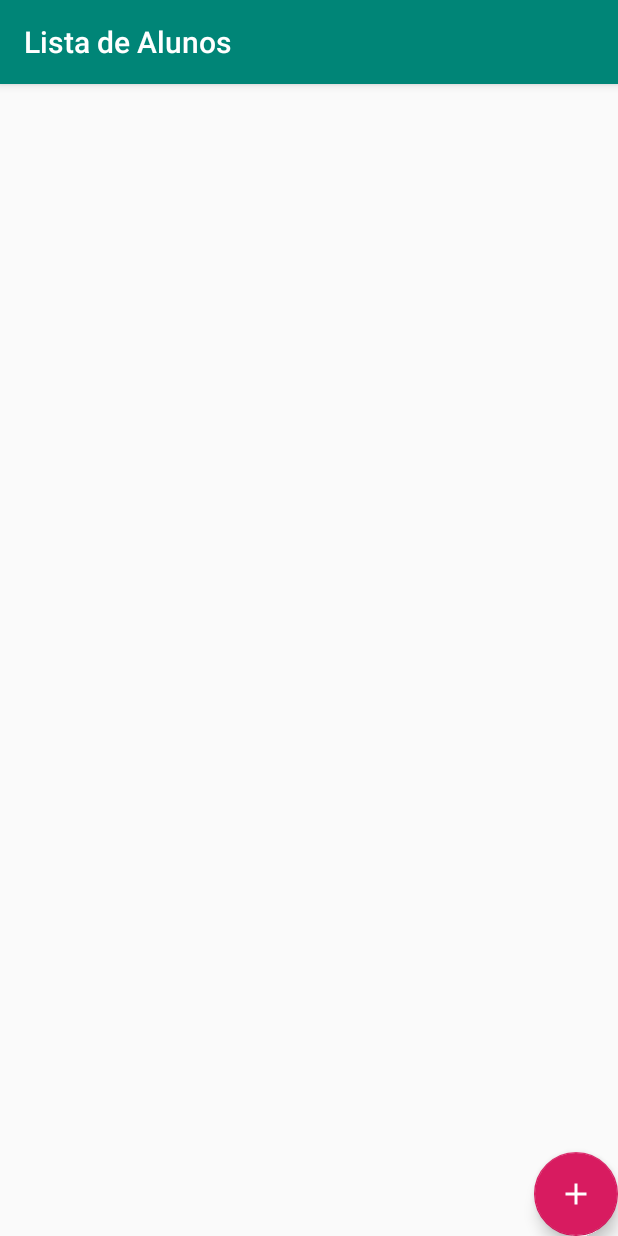
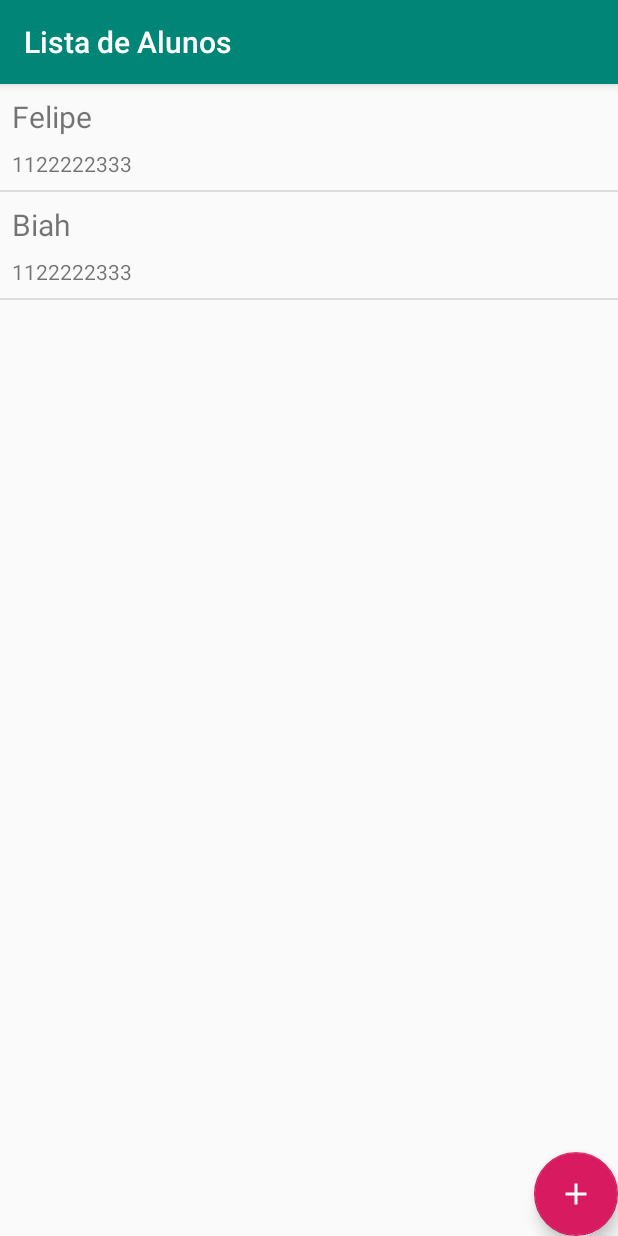
Before and after one commit to kvrscream/Agenda-Alura, an Android app: the screen it shows after launch (MainActivity), on a phone screen of 412 x 824 dp. Run offline under Robolectric (Android 15) with nearby library versions, the phone set to English and light mode, and no system bars.

```diff
--- a/app/src/main/AndroidManifest.xml
+++ b/app/src/main/AndroidManifest.xml
@@ -8,7 +8,9 @@
             android:label="@string/app_name"
             android:roundIcon="@mipmap/ic_launcher_round"
             android:supportsRtl="true"
-            android:theme="@style/AppTheme">
+            android:theme="@style/AppTheme"
+            android:name=".application.AgendaApplication"
+            >
         <activity android:name=".ui.activity.FormularioAlunoActivity">
         </activity>
         <activity android:name=".ui.activity.MainActivity">
--- /dev/null
+++ b/app/src/main/java/com/example/agenda/application/AgendaApplication.java
@@ -0,0 +1,22 @@
+package com.example.agenda.application;
+
+import android.app.Application;
+
+import com.example.agenda.dao.AlunoDAO;
+import com.example.agenda.model.Aluno.Aluno;
+
+public class AgendaApplication extends Application {
+
+
+    @Override
+    public void onCreate() {
+        super.onCreate();
+        carregaAlunosTeste();
+    }
+
+    private void carregaAlunosTeste() {
+        AlunoDAO dao = new AlunoDAO();
+        dao.salva(new Aluno("Felipe", "1122222333", "fel@ipe.com.br"));
+        dao.salva(new Aluno("Biah", "1122222333", "bi@ah.com.br"));
+    }
+}
--- a/app/src/main/java/com/example/agenda/ui/activity/FormularioAlunoActivity.java
+++ b/app/src/main/java/com/example/agenda/ui/activity/FormularioAlunoActivity.java
@@ -51,7 +51,6 @@ public class FormularioAlunoActivity extends AppCompatActivity {
         btnSalva.setOnClickListener(new View.OnClickListener() {
             @Override
             public void onClick(View v) {
-
                 salvarAlterarAluno();
             }
         });
--- a/app/src/main/java/com/example/agenda/ui/adapter/ListaAlunosAdapter.java
+++ b/app/src/main/java/com/example/agenda/ui/adapter/ListaAlunosAdapter.java
@@ -42,20 +42,26 @@ public class ListaAlunosAdapter extends BaseAdapter {
     public View getView(int position, View convertView, ViewGroup parent) {
         View viewCriada = LayoutInflater.from(context).inflate(R.layout.layout_item_aluno, parent, false);
 
+        pegaItensViewCriada(position, viewCriada);
+
+        return viewCriada;
+    }
+
+    private void pegaItensViewCriada(int position, View viewCriada) {
         TextView txtAlunoNome = (TextView) viewCriada.findViewById(R.id.txtAlunoNome);
         txtAlunoNome.setText(alunos.get(position).getNome());
 
         TextView txtAlunoTelefone = (TextView) viewCriada.findViewById(R.id.txtAlunoTelefone);
         txtAlunoTelefone.setText(alunos.get(position).getTelefone());
-
-        return viewCriada;
     }
 
     public void remove(Aluno aluno) {
         alunos.remove(aluno);
+        notifyDataSetChanged();
     }
 
     public void addAll(List<Aluno> todos) {
         alunos.addAll(todos);
+        notifyDataSetChanged();
     }
 }
```
Also changed, not shown: app/src/main/java/com/example/agenda/ui/activity/MainActivity.java (+17 -4 lines).
